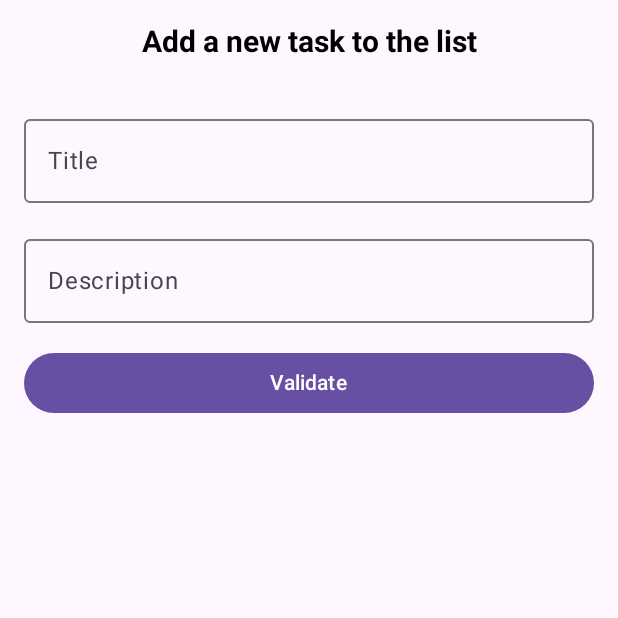
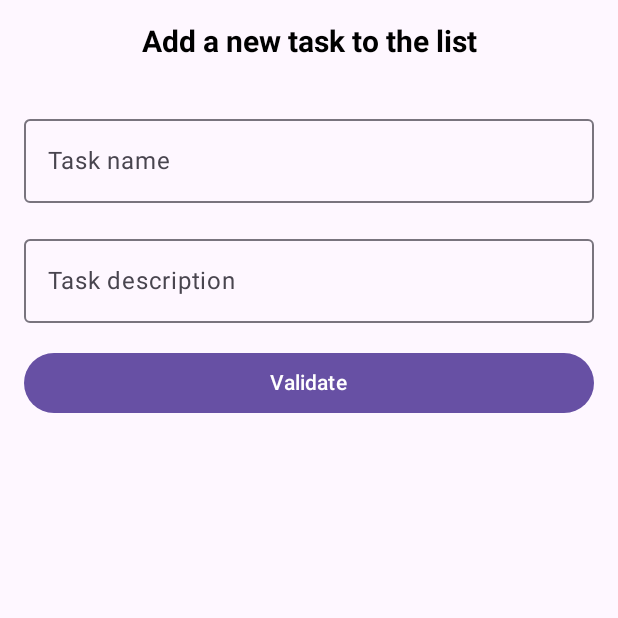
Before and after one commit to GZL999/androidProject2023, an Android app built with Jetpack Compose: the DetailActivity screen opened directly, with no data from a screen before it, on a phone screen of 412 x 824 dp, the top half of it. Run offline under Robolectric (Android 15) with nearby library versions, the phone set to English and light mode, and no system bars; network calls fail.

```diff
--- a/app/src/main/java/com/gzl/todo/data/UserWebService.kt
+++ b/app/src/main/java/com/gzl/todo/data/UserWebService.kt
@@ -1,6 +1,7 @@
 package com.gzl.todo.data
 
 import android.graphics.Bitmap
+import com.gzl.todo.user.UserUpdate
 import okhttp3.MultipartBody
 import okhttp3.RequestBody.Companion.toRequestBody
 import retrofit2.Response
@@ -20,8 +21,8 @@ interface UserWebService {
     @POST("sync/v9/update_avatar")
     suspend fun updateAvatar(@Part avatar: MultipartBody.Part): Response<User>
 
-//    @PATCH("sync/v9/sync")
-//    suspend fun update(@Body userUpdate: UserUpdate): Response<Unit>
+    @PATCH("sync/v9/sync")
+    suspend fun update(@Body userUpdate: UserUpdate): Response<Unit>
     private fun Bitmap.toRequestBody(): MultipartBody.Part {
         val tmpFile = File.createTempFile("avatar", "jpg")
         tmpFile.outputStream().use { // *use*: open et close automatiquement
--- a/app/src/main/java/com/gzl/todo/detail/DetailActivity.kt
+++ b/app/src/main/java/com/gzl/todo/detail/DetailActivity.kt
@@ -81,7 +81,7 @@ fun Detail(initialTask: Task? = null, onValidate: (Task) -> Unit) {
             onValueChange = { newTitle ->
                 task = task.copy(title = newTitle)
             },
-            label = { Text("Title") },
+            label = { Text("Task name") },
             modifier = Modifier.fillMaxWidth()
         )
 
@@ -91,7 +91,7 @@ fun Detail(initialTask: Task? = null, onValidate: (Task) -> Unit) {
             onValueChange = { newDescription ->
                 task = task.copy(description = newDescription)
             },
-            label = { Text("Description") },
+            label = { Text("Task description") },
             modifier = Modifier.fillMaxWidth()
         )
 
--- a/app/src/main/res/layout/fragment_task_list.xml
+++ b/app/src/main/res/layout/fragment_task_list.xml
@@ -63,7 +63,7 @@
         android:layout_height="wrap_content"
         android:layout_marginTop="8dp"
         android:layout_marginEnd="96dp"
-        android:text="Click picture to modify it"
+        android:text="Click picture to modify profile"
         android:textColor="@color/black"
         app:layout_constraintEnd_toEndOf="parent"
         app:layout_constraintTop_toBottomOf="@+id/userTextView" />
```
Also changed, not shown: app/src/main/java/com/gzl/todo/user/UserActivity.kt (+35 -1 lines), app/src/main/java/com/gzl/todo/user/UserUpdate.kt (added, +10 -0 lines).
